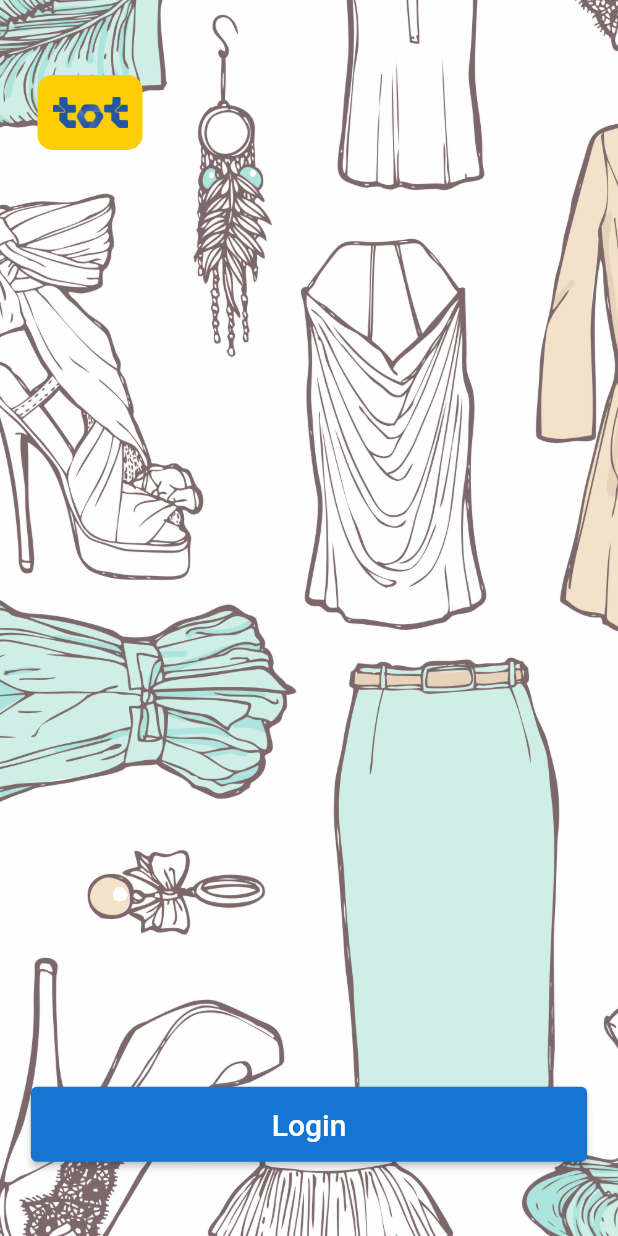
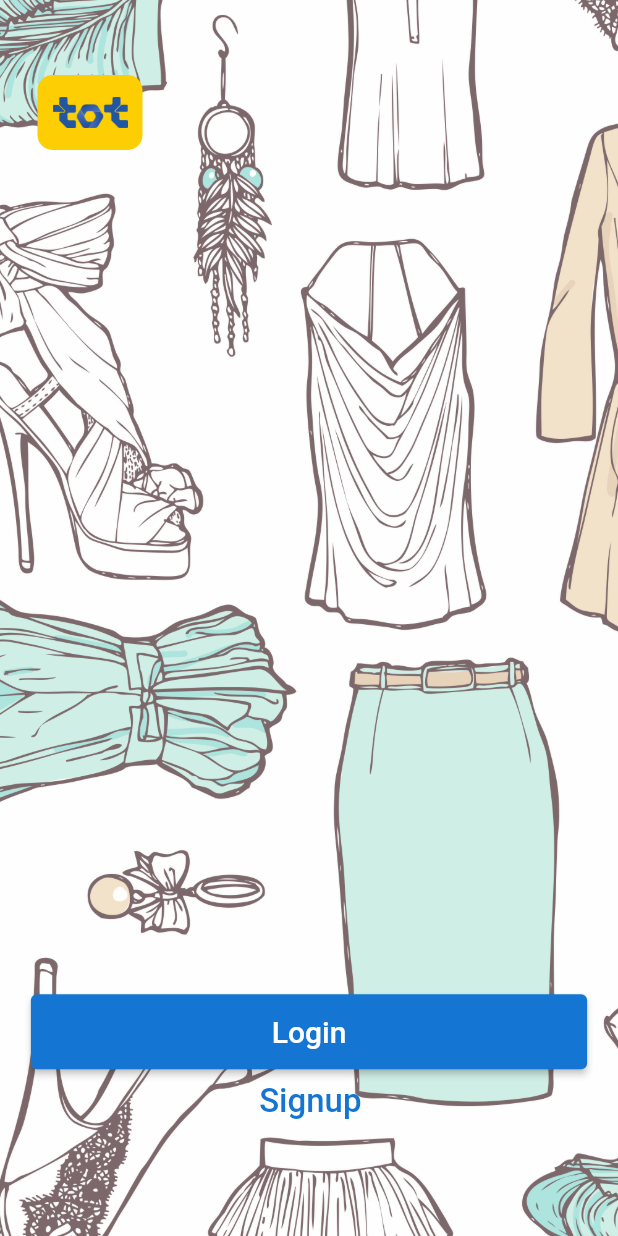
Before and after one commit to Mo1hamedSabry-tot/customer_fashion, a Flutter app: the screen it shows after launch, on a phone screen of 412 x 824 dp. Run offline on Flutter 3.47's test engine with Material 2 defaults, Android fonts, the light colour scheme and no system bars; our stand-ins replace bloc, cached_network_image, carousel_slider, dartz, dio, flutter_advanced_switch and 10 more; missing offline and left inert: tot_atomic_design.

Commit message:
add sign up btn in login screen

```diff
--- a/lib/providers.dart
+++ b/lib/providers.dart
@@ -25,15 +25,24 @@ List<SingleChildWidget> providers = [
     create: (context) => sl<AddProductBloc>(),
   ),
   BlocProvider(
-      create: (context) =>
-          sl<GetProductBloc>()),
+    create: (context) => sl<GetProductBloc>(),
+   ),
   BlocProvider(
     create: (context) => sl<EditProductBloc>(),
   ),
   BlocProvider(
-      create: (context) =>
-          sl<CategoryBloc>()..add(const CategoryEvent.getCategory())),
-  BlocProvider(create: (context) => AppBloc()),
+    create: (context) => sl<CategoryBloc>()
+      ..add(
+        const CategoryEvent.getCategory(),
+      ),
+  ),
   BlocProvider(
-      create: (context) => sl<CartBloc>()..add(const CartEvent.getCart())),
+    create: (context) => AppBloc(),
+  ),
+  BlocProvider(
+    create: (context) => sl<CartBloc>()
+      ..add(
+        const CartEvent.getCart(),
+      ),
+  ),
 ];
--- a/lib/view/pages/login/login_screen.dart
+++ b/lib/view/pages/login/login_screen.dart
@@ -43,7 +43,7 @@ class LoginScreen extends StatelessWidget {
             ),
           ),
           Positioned(
-            bottom: MediaQuery.sizeOf(context).width * 0.12,
+            bottom: MediaQuery.sizeOf(context).width * 0.27,
             left: MediaQuery.sizeOf(context).width * 0.05,
             child: ElevatedButton(
               onPressed: () {
@@ -72,6 +72,16 @@ class LoginScreen extends StatelessWidget {
               ),
             ),
           ),
+          Positioned(
+            bottom: MediaQuery.sizeOf(context).width * 0.16,
+            left: MediaQuery.sizeOf(context).width * 0.4,
+            child: TextButton(
+                onPressed: () {
+
+                },
+                child: const Text('Signup',
+                    style: TextStyle(color: Color(0xFF1476d2), fontSize: 22))),
+          )
         ],
       ),
     );
@@ -126,7 +136,8 @@ class _LogInBtmSheetState extends State<_LogInBtmSheet> {
             listener: (context, state) {
               state.maybeWhen(
                 loginSuccess: (model) async {
-                  Navigator.pushReplacementNamed(context, LayoutScreen.routeName);
+                  Navigator.pushReplacementNamed(
+                      context, LayoutScreen.routeName);
                   ShowSnackbar.showCheckTopSnackBar(context,
                       text: 'You are welcome', type: SnackBarType.success);
                 },
@@ -144,8 +155,7 @@ class _LogInBtmSheetState extends State<_LogInBtmSheet> {
                   controller: scrollController,
                   child: Form(
                     key: formKey,
-                    child: Column(
-                      children: [
+                    child: Column(children: [
                       Row(
                         children: [
                           IconButton(
```
